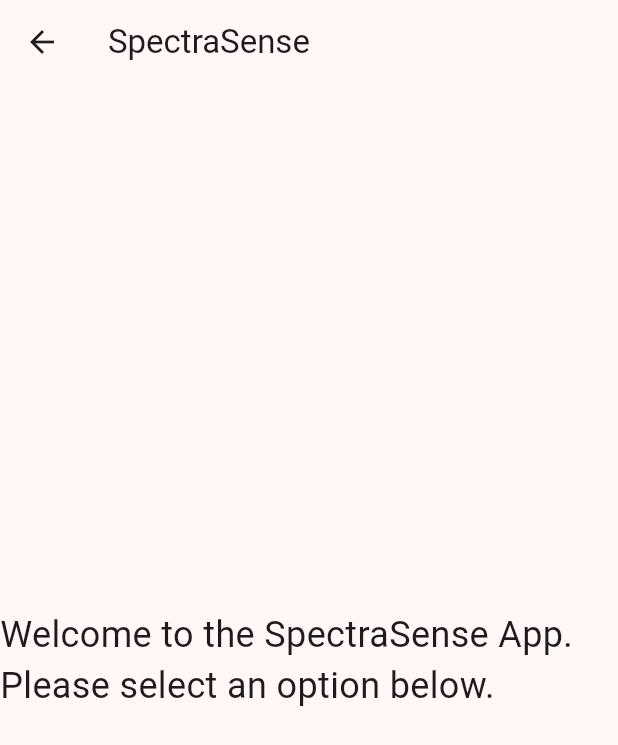
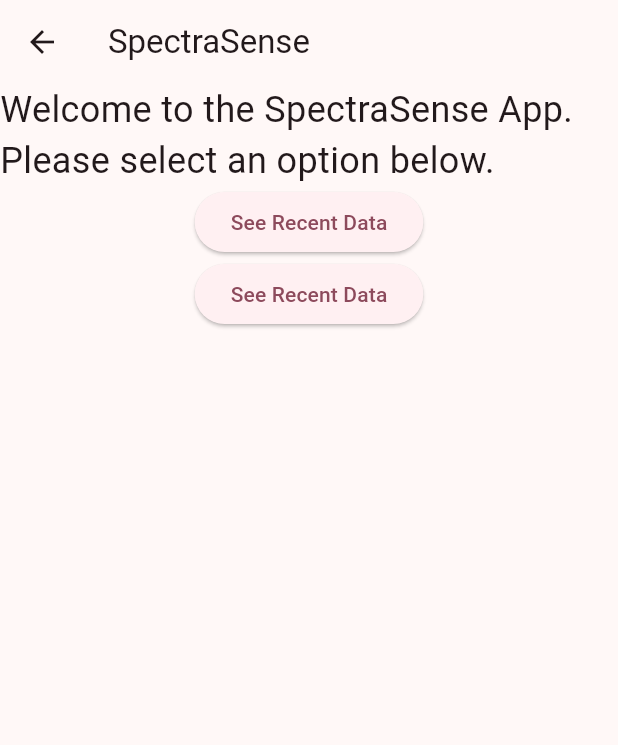
Before and after one commit to Ashleigh-Cunningham/SpectraSense, a Flutter app: the HomeView screen opened directly, on a phone screen of 412 x 824 dp. Shown: the top 745 px of the screen. Run offline on Flutter 3.47's test engine with Material 3 defaults, Android fonts, the phone set to English and light mode, and no system bars; our stand-ins replace firebase_auth, firebase_core; accounts and stored records are empty.

Commit message:
Updated HomePage (etc.)
Main updates include:

- Added Healthcare page to contact (send results to) your healthcare provider.
- Added ViewData page to allow the user to see data.

Added buttons to navigate between pages from the homepage. Back works natively in flutter on Android, so I have yet to bother with a back button.

```diff
--- a/lib/views/home_view.dart
+++ b/lib/views/home_view.dart
@@ -1,3 +1,4 @@
+import 'package:brigid/views/view_data.dart';
 import 'package:flutter/material.dart';
 
 class HomeView extends StatelessWidget {
@@ -9,10 +10,18 @@
       appBar: AppBar(
         title: const Text('SpectraSense'),
       ),
-      body: const Center(
-        child: Text(
-          'Welcome to the SpectraSense App. Please select an option below.',
-          style: TextStyle(fontSize: 24),
+      body: Center(
+        child: Column(
+          children : [
+            Text('Welcome to the SpectraSense App. Please select an option below.',
+            style: TextStyle(fontSize: 24)),
+            ElevatedButton(onPressed: (){
+              Navigator.push(context, MaterialPageRoute(builder: (context) => ViewData(),),);}, child: Text("See Recent Data"),
+            ),
+            ElevatedButton(onPressed: (){
+              Navigator.push(context, MaterialPageRoute(builder: (context) => ViewData(),),);}, child: Text("See Recent Data"),
+            )
+          ]
         ),
       ),
     );
```
Also changed, not shown: lib/views/healthcare.dart (added, +20 -0 lines), lib/views/view_data.dart (added, +20 -0 lines).
